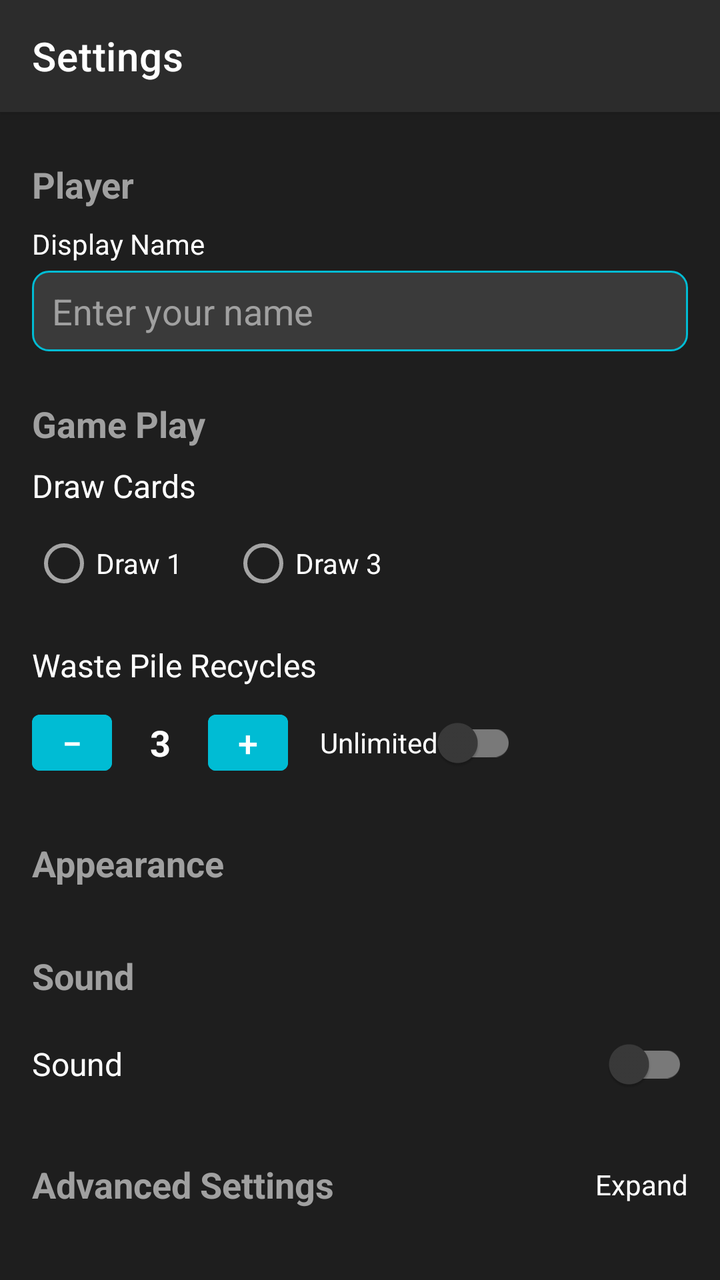
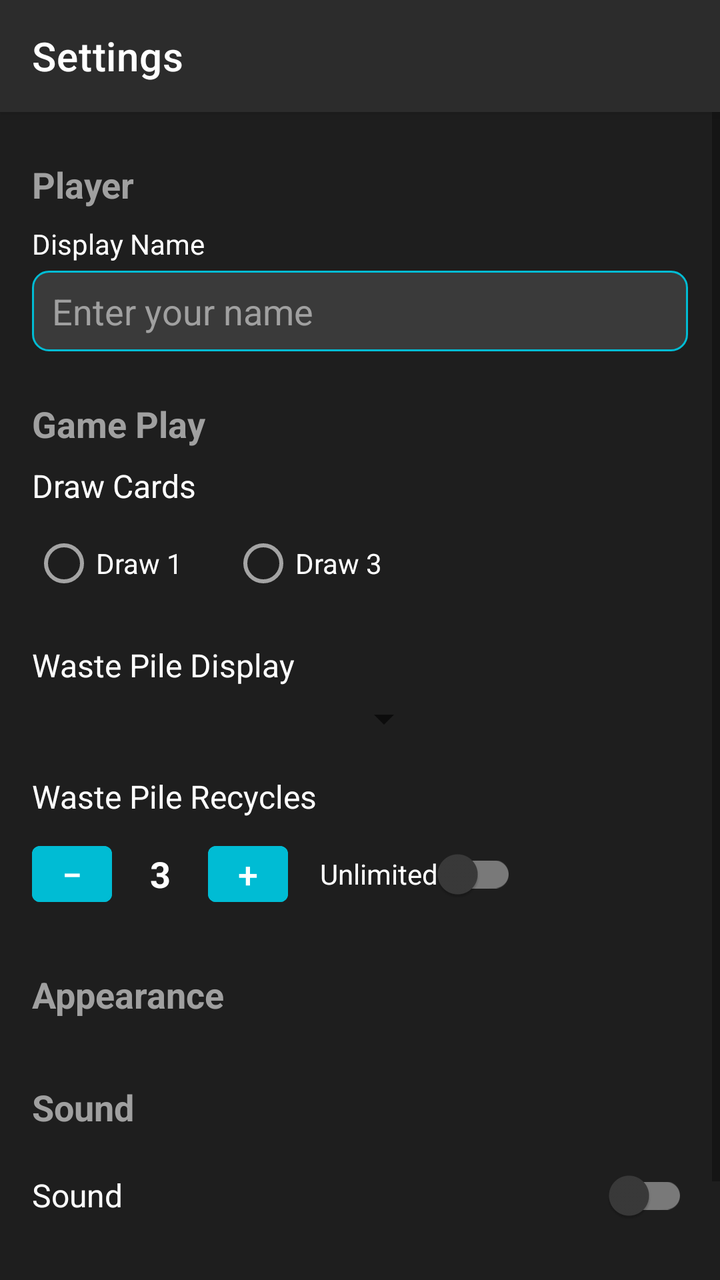

The first picture is an Android layout as it rendered before a commit; the second is the same layout after the commit. The layout source and the unified diff follow.
<!-- AndroidManifest.xml: application theme Theme.JustPatience -->
<!-- res/layout/activity_settings.xml -->
<?xml version="1.0" encoding="utf-8"?>
<LinearLayout xmlns:android="http://schemas.android.com/apk/res/android"
    xmlns:app="http://schemas.android.com/apk/res-auto"
    xmlns:tools="http://schemas.android.com/tools"
    android:layout_width="match_parent"
    android:layout_height="match_parent"
    android:orientation="vertical"
    android:background="@color/background_color"
    tools:context=".SettingsActivity">

    
    <androidx.appcompat.widget.Toolbar
        android:id="@+id/settings_toolbar"
        android:layout_width="match_parent"
        android:layout_height="?attr/actionBarSize"
        android:background="@color/toolbar_color"
        android:elevation="4dp"
        app:title="Settings"
        app:titleTextColor="@color/text_color"
        app:popupTheme="@style/Theme.JustPatience.PopupOverlay" />

    <ScrollView
        android:layout_width="match_parent"
        android:layout_height="match_parent">

        <LinearLayout
            android:layout_width="match_parent"
            android:layout_height="wrap_content"
            android:orientation="vertical"
            android:padding="16dp">

            
            <TextView
                android:layout_width="wrap_content"
                android:layout_height="wrap_content"
                android:text="@string/settings_section_player"
                android:textColor="@color/text_color_secondary"
                android:textSize="18sp"
                android:textStyle="bold"
                android:paddingTop="8dp"
                android:paddingBottom="8dp" />

            <TextView
                android:layout_width="wrap_content"
                android:layout_height="wrap_content"
                android:text="@string/settings_player_name_label"
                android:textColor="@color/text_color"
                android:textSize="14sp"
                android:paddingBottom="4dp" />

            <EditText
                android:id="@+id/edit_player_name"
                android:layout_width="match_parent"
                android:layout_height="wrap_content"
                android:hint="@string/settings_player_name_hint"
                android:inputType="textPersonName"
                android:textColor="@color/text_color"
                android:textColorHint="@color/text_color_secondary"
                android:background="@drawable/bg_settings_input"
                android:maxLines="1"
                android:imeOptions="actionDone" />

            
            <TextView
                android:layout_width="wrap_content"
                android:layout_height="wrap_content"
                android:text="@string/settings_section_gameplay"
                android:textColor="@color/text_color_secondary"
                android:textSize="18sp"
                android:textStyle="bold"
                android:paddingTop="24dp"
                android:paddingBottom="8dp" />

            
            <TextView
                android:layout_width="wrap_content"
                android:layout_height="wrap_content"
                android:text="@string/settings_draw_size_label"
                android:textColor="@color/text_color"
                android:textSize="16sp"
                android:paddingBottom="4dp" />

            <RadioGroup
                android:id="@+id/radio_group_draw_size"
                android:layout_width="wrap_content"
                android:layout_height="wrap_content"
                android:orientation="horizontal">

                <RadioButton
                    android:id="@+id/radio_draw_1"
                    android:layout_width="wrap_content"
                    android:layout_height="wrap_content"
                    android:text="@string/settings_draw_1"
                    android:textColor="@color/text_color"
                    android:layout_marginEnd="24dp" />

                <RadioButton
                    android:id="@+id/radio_draw_3"
                    android:layout_width="wrap_content"
                    android:layout_height="wrap_content"
                    android:text="@string/settings_draw_3"
                    android:textColor="@color/text_color" />
            </RadioGroup>

            
            <TextView
                android:layout_width="wrap_content"
                android:layout_height="wrap_content"
                android:text="@string/settings_recycle_label"
                android:textColor="@color/text_color"
                android:textSize="16sp"
                android:paddingTop="16dp"
                android:paddingBottom="4dp" />

            <LinearLayout
                android:layout_width="match_parent"
                android:layout_height="wrap_content"
                android:orientation="horizontal"
                android:gravity="center_vertical">

                <Button
                    android:id="@+id/btn_recycle_minus"
                    android:layout_width="40dp"
                    android:layout_height="40dp"
                    android:text="−"
                    android:textSize="18sp"
                    android:padding="0dp"
                    android:backgroundTint="@color/secondary_button_color" />

                <TextView
                    android:id="@+id/text_recycle_count"
                    android:layout_width="48dp"
                    android:layout_height="wrap_content"
                    android:gravity="center"
                    android:text="3"
                    android:textColor="@color/text_color"
                    android:textSize="18sp"
                    android:textStyle="bold" />

                <Button
                    android:id="@+id/btn_recycle_plus"
                    android:layout_width="40dp"
                    android:layout_height="40dp"
                    android:text="+"
                    android:textSize="18sp"
                    android:padding="0dp"
                    android:backgroundTint="@color/secondary_button_color" />

                <com.google.android.material.switchmaterial.SwitchMaterial
                    android:id="@+id/switch_infinite_recycles"
                    android:layout_width="wrap_content"
                    android:layout_height="wrap_content"
                    android:layout_marginStart="16dp"
                    android:text="@string/settings_recycle_unlimited"
                    android:textColor="@color/text_color"
                    android:textSize="14sp" />
            </LinearLayout>

            
            <TextView
                android:layout_width="wrap_content"
                android:layout_height="wrap_content"
                android:text="Appearance"
                android:textColor="@color/text_color_secondary"
                android:textSize="18sp"
                android:textStyle="bold"
                android:paddingTop="24dp"
                android:paddingBottom="8dp" />

            
            <TextView
                android:layout_width="wrap_content"
                android:layout_height="wrap_content"
                android:text="@string/settings_section_sound"
                android:textColor="@color/text_color_secondary"
                android:textSize="18sp"
                android:textStyle="bold"
                android:paddingTop="24dp"
                android:paddingBottom="8dp" />

            <com.google.android.material.switchmaterial.SwitchMaterial
                android:id="@+id/switch_sound_on"
                android:layout_width="match_parent"
                android:layout_height="wrap_content"
                android:text="@string/game_menu_sound"
                android:textColor="@color/text_color"
                android:paddingTop="12dp"
                android:paddingBottom="12dp"
                android:textSize="16sp" />

            
            <LinearLayout
                android:id="@+id/advanced_header"
                android:layout_width="match_parent"
                android:layout_height="wrap_content"
                android:orientation="horizontal"
                android:gravity="center_vertical"
                android:clickable="true"
                android:focusable="true"
                android:paddingTop="24dp"
                android:paddingBottom="8dp">

                <TextView
                    android:layout_width="0dp"
                    android:layout_height="wrap_content"
                    android:layout_weight="1"
                    android:text="@string/settings_advanced_section_title"
                    android:textColor="@color/text_color_secondary"
                    android:textSize="18sp"
                    android:textStyle="bold" />

                <TextView
                    android:id="@+id/advanced_toggle"
                    android:layout_width="wrap_content"
                    android:layout_height="wrap_content"
                    android:text="@string/settings_advanced_expand"
                    android:textColor="@color/text_color"
                    android:textSize="14sp" />
            </LinearLayout>

            <LinearLayout
                android:id="@+id/advanced_content"
                android:layout_width="match_parent"
                android:layout_height="wrap_content"
                android:orientation="vertical"
                android:visibility="gone">

                <com.google.android.material.switchmaterial.SwitchMaterial
                    android:id="@+id/switch_timer"
                    android:layout_width="match_parent"
                    android:layout_height="wrap_content"
                    android:text="@string/settings_show_game_timer"
                    android:textColor="@color/text_color"
                    android:paddingTop="12dp"
                    android:paddingBottom="12dp"
                    android:textSize="16sp"
                    android:checked="true" />

                <com.google.android.material.switchmaterial.SwitchMaterial
                    android:id="@+id/switch_card_animations"
                    android:layout_width="match_parent"
                    android:layout_height="wrap_content"
                    android:text="@string/settings_card_animations"
                    android:textColor="@color/text_color"
                    android:paddingTop="12dp"
                    android:paddingBottom="12dp"
                    android:textSize="16sp"
                    android:checked="true" />


                <TextView
                    android:layout_width="wrap_content"
                    android:layout_height="wrap_content"
                    android:text="@string/settings_board_layout_label"
                    android:textColor="@color/text_color"
                    android:textSize="16sp"
                    android:paddingTop="8dp"
                    android:paddingBottom="4dp" />

                <Spinner
                    android:id="@+id/spinner_board_layout"
                    android:layout_width="match_parent"
                    android:layout_height="wrap_content"
                    android:backgroundTint="@color/text_color"
                    android:layout_marginBottom="8dp" />

                <com.google.android.material.switchmaterial.SwitchMaterial
                    android:id="@+id/switch_foundation_to_tableau"
                    android:layout_width="match_parent"
                    android:layout_height="wrap_content"
                    android:text="@string/settings_allow_foundation_to_tableau_drag"
                    android:textColor="@color/text_color"
                    android:paddingTop="12dp"
                    android:paddingBottom="12dp"
                    android:textSize="16sp"
                    android:checked="false" />

            </LinearLayout>


        </LinearLayout>
    </ScrollView>

</LinearLayout>
<!-- resources referenced by this layout -->
<resources>
  <color name="background_color">#1E1E1E</color>
  <color name="secondary_button_color">#00BCD4</color>
  <color name="text_color">#FFFFFF</color>
  <color name="text_color_secondary">#A0A0A0</color>
  <color name="toolbar_color">#2C2C2C</color>
  <!-- drawable bg_settings_input (drawable) -->
  <?xml version="1.0" encoding="utf-8"?>
  <shape xmlns:android="http://schemas.android.com/apk/res/android" android:shape="rectangle">
      <solid android:color="@color/dark_surface_color" />
      <corners android:radius="8dp" />
      <stroke
          android:width="1dp"
          android:color="@color/secondary_button_color" />
      <padding
          android:left="10dp"
          android:top="8dp"
          android:right="10dp"
          android:bottom="8dp" />
  </shape>
  <string name="game_menu_sound">Sound</string>
  <string name="settings_advanced_expand">Expand</string>
  <string name="settings_advanced_section_title">Advanced Settings</string>
  <string name="settings_allow_foundation_to_tableau_drag">Allow drag from foundation to tableau</string>
  <string name="settings_board_layout_label">Board Layout</string>
  <string name="settings_card_animations">Show Card Move Animations</string>
  <string name="settings_draw_1">Draw 1</string>
  <string name="settings_draw_3">Draw 3</string>
  <string name="settings_draw_size_label">Draw Cards</string>
  <string name="settings_player_name_hint">Enter your name</string>
  <string name="settings_player_name_label">Display Name</string>
  <string name="settings_recycle_label">Waste Pile Recycles</string>
  <string name="settings_recycle_unlimited">Unlimited</string>
  <string name="settings_section_gameplay">Game Play</string>
  <string name="settings_section_player">Player</string>
  <string name="settings_section_sound">Sound</string>
  <string name="settings_show_game_timer">Show Game Timer</string>
  <style name="Theme.JustPatience.PopupOverlay" parent="ThemeOverlay.AppCompat.Dark.ActionBar" />
  <style name="Theme.JustPatience" parent="Theme.MaterialComponents.DayNight.NoActionBar">
          
          <item name="colorPrimary">@color/purple_500</item>
          <item name="colorPrimaryVariant">@color/purple_700</item>
          <item name="colorOnPrimary">@color/white</item>
          
          <item name="colorSecondary">@color/teal_200</item>
          <item name="colorSecondaryVariant">@color/teal_700</item>
          <item name="colorOnSecondary">@color/black</item>
          
          <item name="android:statusBarColor" tools:targetApi="l">?attr/colorPrimaryVariant</item>
          
          <item name="android:windowBackground">@color/background_color</item>
          
          <item name="colorSurface">@color/dark_surface_color</item>
          <item name="colorOnSurface">@color/text_color</item>
      </style>
  <color name="dark_surface_color">#3A3A3A</color>
  <color name="purple_500">#FF6200EE</color>
  <color name="purple_700">#FF3700B3</color>
  <color name="white">#FFFFFFFF</color>
  <color name="teal_200">#FF03DAC5</color>
  <color name="teal_700">#FF018786</color>
  <color name="black">#FF000000</color>
</resources>

<!-- the commit's change to res/layout/activity_settings.xml (unified diff, before → after) -->
@@ -106,6 +106,22 @@
             <TextView
                 android:layout_width="wrap_content"
                 android:layout_height="wrap_content"
+                android:text="@string/settings_waste_display_label"
+                android:textColor="@color/text_color"
+                android:textSize="16sp"
+                android:paddingTop="16dp"
+                android:paddingBottom="4dp" />
+
+            <Spinner
+                android:id="@+id/spinner_waste_display"
+                android:layout_width="wrap_content"
+                android:layout_height="wrap_content"
+                android:minWidth="200dp" />
+
+            
+            <TextView
+                android:layout_width="wrap_content"
+                android:layout_height="wrap_content"
                 android:text="@string/settings_recycle_label"
                 android:textColor="@color/text_color"
                 android:textSize="16sp"
<!-- resource entries referenced after the edit -->
@@ -36,6 +36,7 @@
   <string name="settings_section_player">Player</string>
   <string name="settings_section_sound">Sound</string>
   <string name="settings_show_game_timer">Show Game Timer</string>
+  <string name="settings_waste_display_label">Waste Pile Display</string>
   <style name="Theme.JustPatience.PopupOverlay" parent="ThemeOverlay.AppCompat.Dark.ActionBar" />
   <style name="Theme.JustPatience" parent="Theme.MaterialComponents.DayNight.NoActionBar">
           
